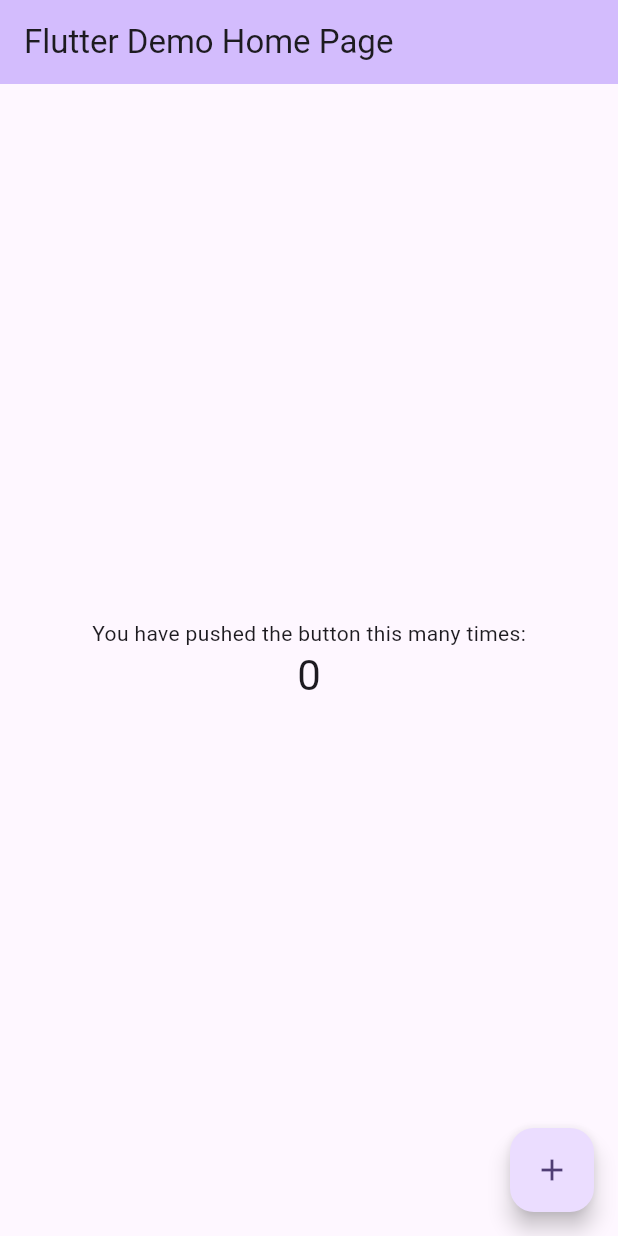
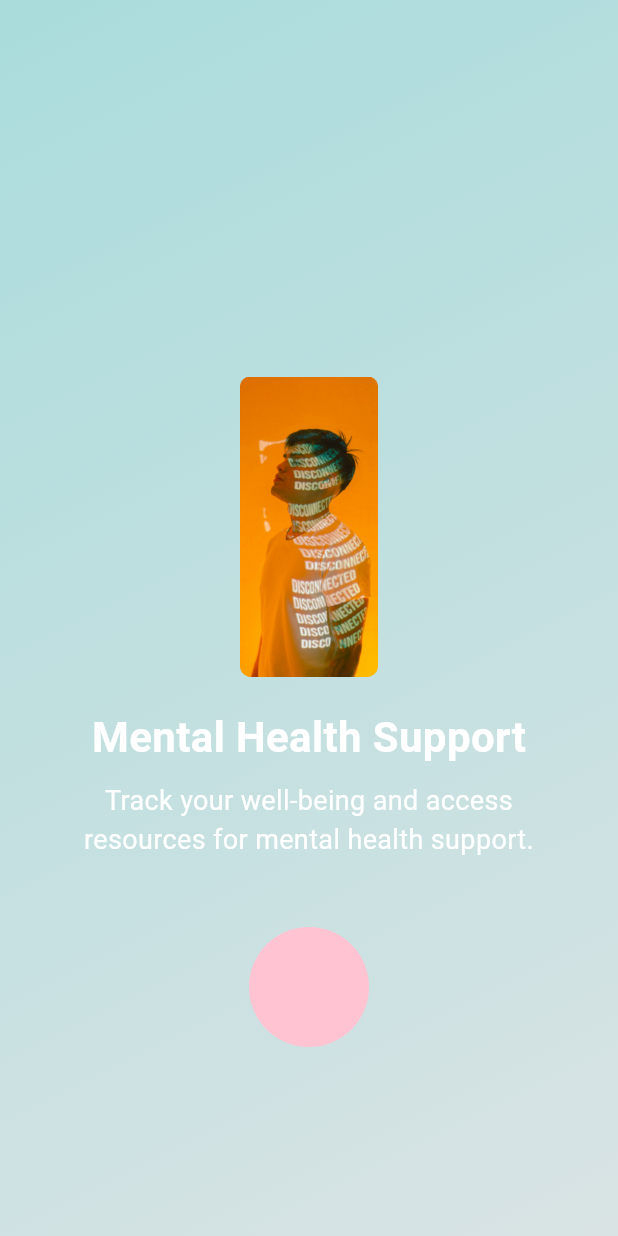
Before and after one commit to shrutiiiiin/workout_flutter, a Flutter app: the screen it shows after launch, on a phone screen of 412 x 824 dp. Run offline on Flutter 3.47's test engine with Material 3 defaults, Android fonts, the light colour scheme and no system bars; drawn by our look-alikes of concentric_transition.

Commit message:
onboarding added

```diff
--- a/lib/main.dart
+++ b/lib/main.dart
@@ -1,4 +1,5 @@
 import 'package:flutter/material.dart';
+import 'package:workout_flutter_app/screens/onboarding/onboarding_view.dart';
 
 void main() {
   runApp(const MyApp());
@@ -6,120 +7,15 @@ void main() {
 
 class MyApp extends StatelessWidget {
   const MyApp({super.key});
-
-  // This widget is the root of your application.
   @override
   Widget build(BuildContext context) {
     return MaterialApp(
       title: 'Flutter Demo',
       theme: ThemeData(
-        // This is the theme of your application.
-        //
-        // TRY THIS: Try running your application with "flutter run". You'll see
-        // the application has a purple toolbar. Then, without quitting the app,
-        // try changing the seedColor in the colorScheme below to Colors.green
-        // and then invoke "hot reload" (save your changes or press the "hot
-        // reload" button in a Flutter-supported IDE, or press "r" if you used
-        // the command line to start the app).
-        //
-        // Notice that the counter didn't reset back to zero; the application
-        // state is not lost during the reload. To reset the state, use hot
-        // restart instead.
-        //
-        // This works for code too, not just values: Most code changes can be
-        // tested with just a hot reload.
         colorScheme: ColorScheme.fromSeed(seedColor: Colors.deepPurple),
         useMaterial3: true,
       ),
-      home: const MyHomePage(title: 'Flutter Demo Home Page'),
+      home: OnboardingView(),
     );
   }
 }
-
-class MyHomePage extends StatefulWidget {
-  const MyHomePage({super.key, required this.title});
-
-  // This widget is the home page of your application. It is stateful, meaning
-  // that it has a State object (defined below) that contains fields that affect
-  // how it looks.
-
-  // This class is the configuration for the state. It holds the values (in this
-  // case the title) provided by the parent (in this case the App widget) and
-  // used by the build method of the State. Fields in a Widget subclass are
-  // always marked "final".
-
-  final String title;
-
-  @override
-  State<MyHomePage> createState() => _MyHomePageState();
-}
-
-class _MyHomePageState extends State<MyHomePage> {
-  int _counter = 0;
-
-  void _incrementCounter() {
-    setState(() {
-      // This call to setState tells the Flutter framework that something has
-      // changed in this State, which causes it to rerun the build method below
-      // so that the display can reflect the updated values. If we changed
-      // _counter without calling setState(), then the build method would not be
-      // called again, and so nothing would appear to happen.
-      _counter++;
-    });
-  }
-
-  @override
-  Widget build(BuildContext context) {
-    // This method is rerun every time setState is called, for instance as done
-    // by the _incrementCounter method above.
-    //
-    // The Flutter framework has been optimized to make rerunning build methods
-    // fast, so that you can just rebuild anything that needs updating rather
-    // than having to individually change instances of widgets.
-    return Scaffold(
-      appBar: AppBar(
-        // TRY THIS: Try changing the color here to a specific color (to
-        // Colors.amber, perhaps?) and trigger a hot reload to see the AppBar
-        // change color while the other colors stay the same.
-        backgroundColor: Theme.of(context).colorScheme.inversePrimary,
-        // Here we take the value from the MyHomePage object that was created by
-        // the App.build method, and use it to set our appbar title.
-        title: Text(widget.title),
-      ),
-      body: Center(
-        // Center is a layout widget. It takes a single child and positions it
-        // in the middle of the parent.
-        child: Column(
-          // Column is also a layout widget. It takes a list of children and
-          // arranges them vertically. By default, it sizes itself to fit its
-          // children horizontally, and tries to be as tall as its parent.
-          //
-          // Column has various properties to control how it sizes itself and
-          // how it positions its children. Here we use mainAxisAlignment to
-          // center the children vertically; the main axis here is the vertical
-          // axis because Columns are vertical (the cross axis would be
-          // horizontal).
-          //
-          // TRY THIS: Invoke "debug painting" (choose the "Toggle Debug Paint"
-          // action in the IDE, or press "p" in the console), to see the
-          // wireframe for each widget.
-          mainAxisAlignment: MainAxisAlignment.center,
-          children: <Widget>[
-            const Text(
-              'You have pushed the button this many times:',
-            ),
-            Text(
-              '$_counter',
-              style: Theme.of(context).textTheme.headlineMedium,
-            ),
-          ],
-        ),
-      ),
-      floatingActionButton: FloatingActionButton(
-        onPressed: _incrementCounter,
-        tooltip: 'Increment',
-        child: const Icon(Icons.add),
-      ), // This trailing comma makes auto-formatting nicer for build methods.
-    );
-  }
-}
--- /dev/null
+++ b/lib/screens/loginscreen/loginscreen_view.dart
@@ -0,0 +1,15 @@
+import 'package:flutter/material.dart';
+
+class LoginscreenView extends StatelessWidget {
+  const LoginscreenView({super.key});
+
+  @override
+  Widget build(BuildContext context) {
+    return const Scaffold(
+      body: Column(
+          // Image.asset(''),
+
+          ),
+    );
+  }
+}
--- /dev/null
+++ b/lib/screens/onboarding/onboarding_model.dart
@@ -0,0 +1,58 @@
+// onboarding_card.dart
+import 'package:flutter/material.dart';
+
+class OnboardingData {
+  final String image;
+  final String title;
+  final String description;
+  final Gradient bgGradient;
+
+  OnboardingData({
+    required this.image,
+    required this.title,
+    required this.description,
+    required this.bgGradient,
+  });
+}
+
+class OnboardingCard extends StatelessWidget {
+  final OnboardingData data;
+
+  const OnboardingCard({super.key, required this.data});
+
+  @override
+  Widget build(BuildContext context) {
+    return Container(
+      decoration: BoxDecoration(
+        gradient: data.bgGradient, // Apply the gradient here
+      ),
+      child: Column(
+        mainAxisAlignment: MainAxisAlignment.center,
+        children: [
+          Image.asset(data.image, height: 200),
+          const SizedBox(height: 20),
+          Text(
+            data.title,
+            style: const TextStyle(
+              fontSize: 28,
+              fontWeight: FontWeight.bold,
+              color: Colors.white,
+            ),
+          ),
+          const SizedBox(height: 10),
+          Padding(
+            padding: const EdgeInsets.symmetric(horizontal: 40),
+            child: Text(
+              data.description,
+              textAlign: TextAlign.center,
+              style: const TextStyle(
+                fontSize: 18,
+                color: Colors.white,
+              ),
+            ),
+          ),
+        ],
+      ),
+    );
+  }
+}
--- /dev/null
+++ b/lib/screens/onboarding/onboarding_view.dart
@@ -0,0 +1,72 @@
+import 'package:flutter/material.dart';
+import 'package:concentric_transition/concentric_transition.dart';
+import 'package:workout_flutter_app/screens/loginscreen/loginscreen_view.dart';
+import 'package:workout_flutter_app/screens/onboarding/onboarding_model.dart';
+
+class OnboardingView extends StatelessWidget {
+  final List<OnboardingData> pages = [
+    OnboardingData(
+      image: 'assets/onboarding/mentalhealth_Support.png',
+      title: "Mental Health Support",
+      description:
+          "Track your well-being and access resources for mental health support.",
+      bgGradient: const LinearGradient(
+        colors: [Color(0XFFAADCDC), Color(0XFFD9E3E4)],
+        begin: Alignment.topLeft,
+        end: Alignment.bottomRight,
+      ),
+    ),
+    OnboardingData(
+      image: 'assets/onboarding/mentalhealth_Support.png',
+      title: "Earn Badges",
+      description:
+          "Stay motivated with badges for your milestones and achievements.",
+      bgGradient: const LinearGradient(
+        colors: [Color(0XFFFFC3D2), Color(0XFFFFEFF3)],
+        begin: Alignment.topCenter,
+        end: Alignment.bottomLeft,
+      ),
+    ),
+    OnboardingData(
+      image: 'assets/onboarding/mentalhealth_Support.png',
+      title: "Achievements & Awards",
+      description:
+          "Celebrate your progress and earn awards for your dedication.",
+      bgGradient: const LinearGradient(
+        colors: [Color(0XFFFFD700), Color(0XFFFFF5E3)],
+        begin: Alignment.topRight,
+        end: Alignment.bottomLeft,
+      ),
+    ),
+    OnboardingData(
+      image: 'assets/onboarding/mentalhealth_Support.png',
+      title: "Menstrual Cycle Tracking",
+      description: "Keep track of your cycle and access personalized insights.",
+      bgGradient: const LinearGradient(
+        colors: [Color(0XFFFAF4FF), Color(0XFFEBD6FF)],
+        begin: Alignment.centerLeft,
+        end: Alignment.bottomRight,
+      ),
+    ),
+  ];
+
+  OnboardingView({super.key});
+
+  @override
+  Widget build(BuildContext context) {
+    return Scaffold(
+        body: ConcentricPageView(
+            itemBuilder: (int index) {
+              final data = pages[index];
+              return OnboardingCard(data: data);
+            },
+            colors: pages.map((data) => data.bgGradient.colors.first).toList(),
+            itemCount: pages.length,
+            onFinish: () {
+              Navigator.pushReplacement(
+                  context,
+                  MaterialPageRoute(
+                      builder: (context) => const LoginscreenView()));
+            }));
+  }
+}
```
Also changed, not shown: pubspec.yaml (+4 -3 lines), assets/onboarding/mentalhealth_Support.png (added), pubspec.lock, 1 other file.
